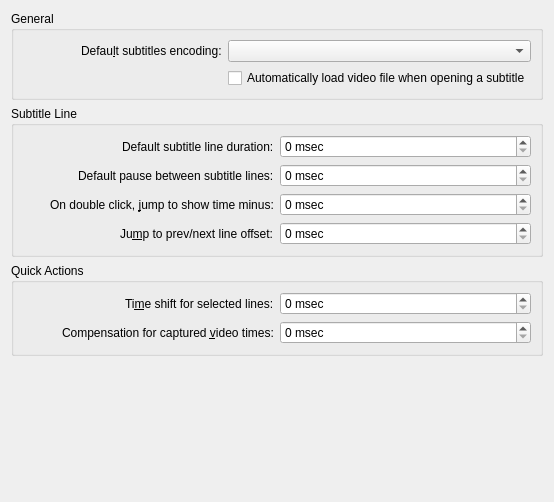
Qt form src/configs/generalconfigwidget.ui (maxrd2/SubtitleComposer) before a commit.
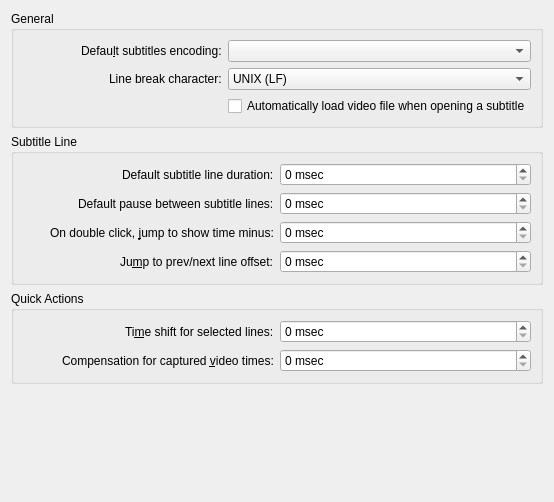
The same form after that commit.

Commit message: Added text subtitle EOL character setting

```diff
--- a/src/configs/generalconfigwidget.ui
+++ b/src/configs/generalconfigwidget.ui
@@ -37,6 +37,38 @@
         </property>
        </widget>
       </item>
+      <item row="1" column="1">
+       <widget class="QComboBox" name="kcfg_TextLineBreak">
+        <property name="currentText">
+         <string>UNIX (LF)</string>
+        </property>
+        <item>
+         <property name="text">
+          <string>UNIX (LF)</string>
+         </property>
+        </item>
+        <item>
+         <property name="text">
+          <string>Windows (CRLF)</string>
+         </property>
+        </item>
+        <item>
+         <property name="text">
+          <string>Macintosh (CR)</string>
+         </property>
+        </item>
+       </widget>
+      </item>
+      <item row="1" column="0" alignment="Qt::AlignRight">
+       <widget class="QLabel" name="lab_TextLineBreak">
+        <property name="text">
+         <string>Line break character:</string>
+        </property>
+        <property name="buddy">
+         <cstring>kcfg_TextLineBreak</cstring>
+        </property>
+       </widget>
+      </item>
      </layout>
     </widget>
    </item>
```
Left out of the diff: 3 changed lines with no effect on the pictures. The commit also changes 2 other files.
